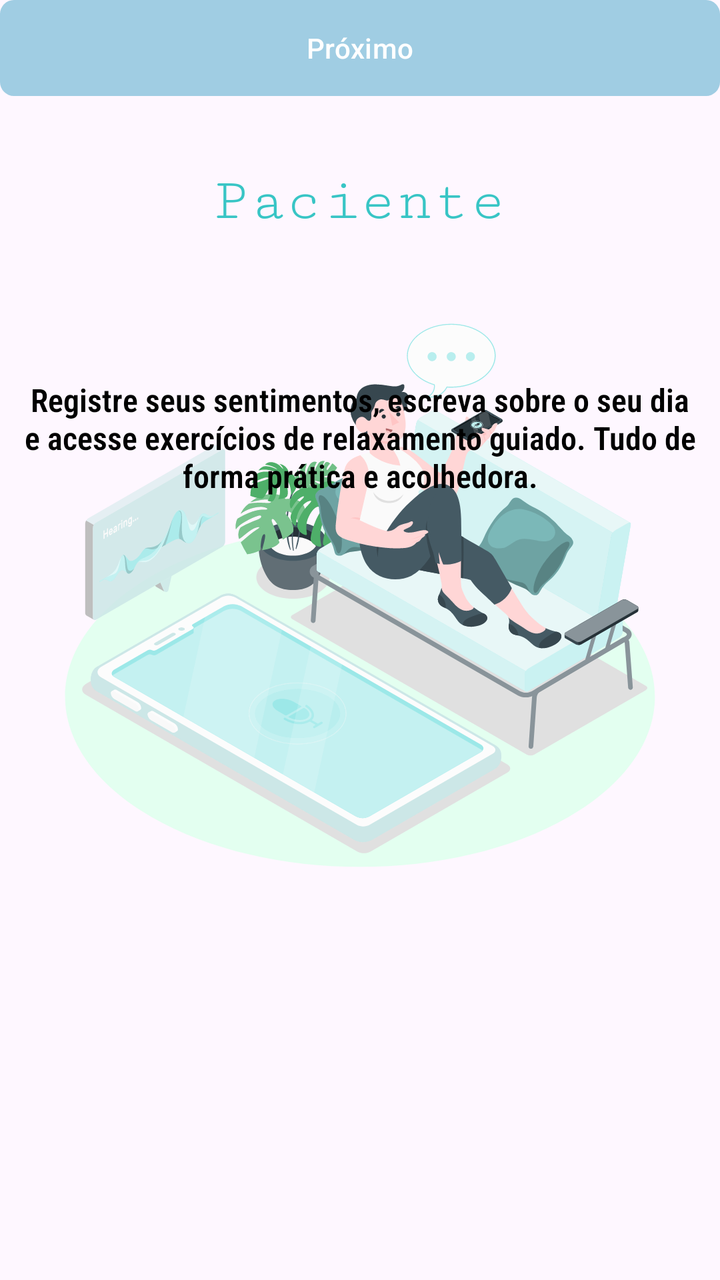
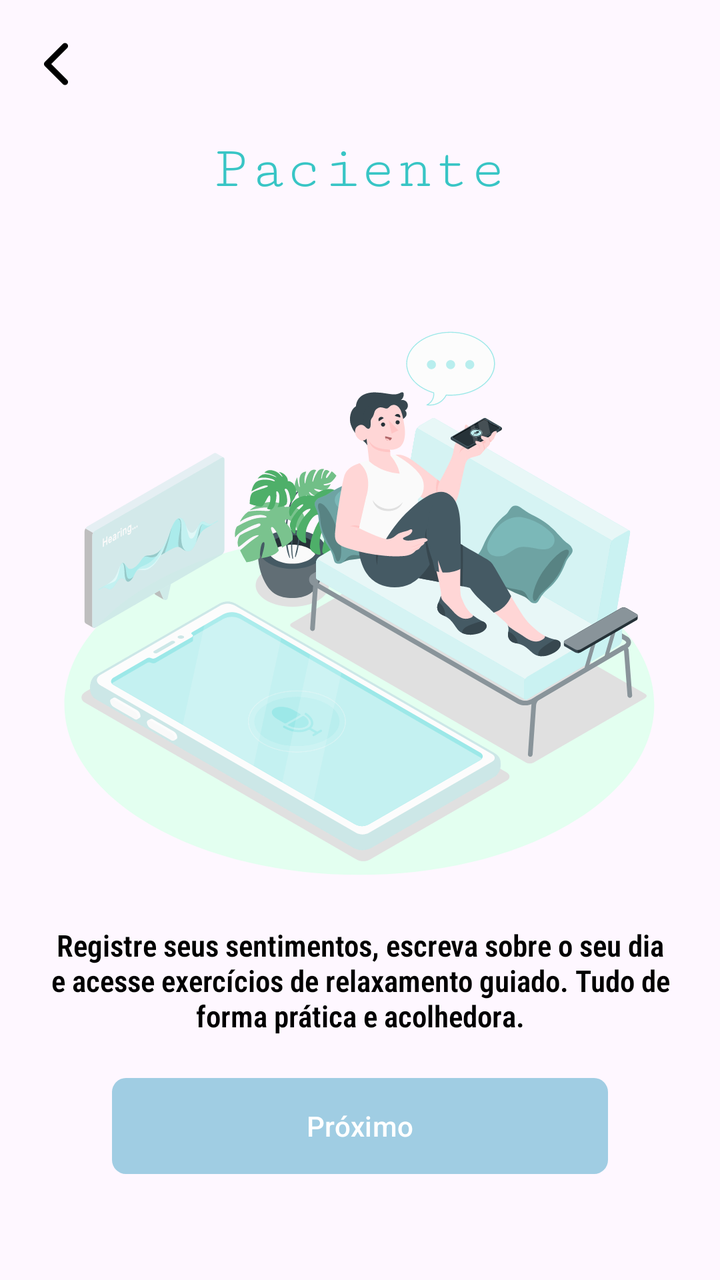

The first picture is an Android layout as it rendered before a commit; the second is the same layout after the commit. The layout source and the unified diff follow.
<!-- AndroidManifest.xml: application theme Theme.Atividade4 -->
<!-- res/layout/fragment_intro_paciente.xml -->
<?xml version="1.0" encoding="utf-8"?>
<androidx.constraintlayout.widget.ConstraintLayout
    xmlns:android="http://schemas.android.com/apk/res/android"
    xmlns:app="http://schemas.android.com/apk/res-auto"
    xmlns:tools="http://schemas.android.com/tools"
    android:layout_width="match_parent"
    android:layout_height="match_parent"
    tools:context=".introducao.FragmentIntroPaciente">


    <com.google.android.material.appbar.MaterialToolbar
        android:id="@+id/toolbar"
        android:layout_width="match_parent"
        android:layout_height="wrap_content"
        app:layout_constraintEnd_toEndOf="parent"
        app:layout_constraintStart_toStartOf="parent"
        app:layout_constraintTop_toTopOf="parent"
        app:navigationIcon="@drawable/ic_back">
    </com.google.android.material.appbar.MaterialToolbar>


    <TextView
        android:id="@+id/titulo_paciente"
        android:layout_width="wrap_content"
        android:layout_height="wrap_content"
        android:layout_gravity="center_horizontal"
        android:fontFamily="serif-monospace"
        android:text="@string/titulo_intro_paciente"
        android:textColor="#38C5C5"
        android:textSize="30dp"
        android:layout_margin="20dp"
        app:layout_constraintStart_toStartOf="parent"
        app:layout_constraintEnd_toEndOf="parent"
        app:layout_constraintTop_toBottomOf="@+id/toolbar"/>

    <ImageView
        android:id="@+id/intro_paciente"
        android:layout_width="wrap_content"
        android:layout_height="wrap_content"
        android:src="@drawable/intro_paciente"
        android:layout_margin="20dp"
        app:layout_constraintEnd_toEndOf="parent"
        app:layout_constraintStart_toStartOf="parent"
        app:layout_constraintTop_toBottomOf="@+id/titulo_paciente" />


    <TextView
        android:id="@+id/txtMensagem"
        android:layout_width="wrap_content"
        android:layout_height="wrap_content"
        android:fontFamily="sans-serif-condensed-light"
        android:text="@string/txt_intro_paciente"
        android:textAlignment="center"
        android:textColor="@color/black"
        android:textSize="16sp"
        android:textStyle="bold"
        android:layout_margin="20dp"
        app:layout_constraintBottom_toTopOf="@+id/buttonProximo"
        app:layout_constraintEnd_toEndOf="parent"
        app:layout_constraintStart_toStartOf="parent"
        app:layout_constraintTop_toBottomOf="@+id/intro_paciente" />

    <com.google.android.material.button.MaterialButton
        android:id="@+id/buttonProximo"
        android:layout_width="match_parent"
        android:layout_height="wrap_content"
        android:background="@drawable/bg_btn"
        android:backgroundTint="#9CE8E8"
        android:text="@string/btn_intro"
        app:layout_constraintEnd_toEndOf="parent"
        app:layout_constraintStart_toStartOf="parent"
        app:layout_constraintTop_toBottomOf=""
        tools:layout_editor_absoluteY="636dp" />


</androidx.constraintlayout.widget.ConstraintLayout>
<!-- resources referenced by this layout -->
<resources>
  <color name="black">#FF000000</color>
  <!-- drawable bg_btn (drawable) -->
  <?xml version="1.0" encoding="utf-8"?>
  <shape xmlns:android="http://schemas.android.com/apk/res/android"
      android:shape="rectangle">
  
      <solid android:color="@color/black"/>
      <corners android:radius="7dp"/>
    
  </shape>
  <!-- drawable ic_back (drawable) -->
  <vector xmlns:android="http://schemas.android.com/apk/res/android" android:height="24dp" android:viewportHeight="16" android:viewportWidth="16" android:width="24dp">
        
      <path android:fillColor="#000000" android:pathData="m12,2c0,-0.266 -0.105,-0.52 -0.293,-0.707c-0.391,-0.391 -1.023,-0.391 -1.414,0l-6,6c-0.188,0.188 -0.293,0.441 -0.293,0.707s0.105,0.52 0.293,0.707l6,6c0.391,0.391 1.023,0.391 1.414,0c0.188,-0.188 0.293,-0.441 0.293,-0.707s-0.105,-0.52 -0.293,-0.707l-5.293,-5.293l5.293,-5.293c0.188,-0.188 0.293,-0.441 0.293,-0.707zM12,2"/>
      
  </vector>
  <!-- drawable intro_paciente: vector/xml drawable (drawable, 96076 chars, omitted) -->
  <string name="btn_intro">Próximo</string>
  <string name="titulo_intro_paciente">Paciente </string>
  <string name="txt_intro_paciente">Registre seus sentimentos, escreva sobre o seu dia e acesse exercícios de relaxamento guiado. Tudo de forma prática e acolhedora.</string>
  <style name="Theme.Atividade4" parent="Base.Theme.Atividade4" />
  <style name="Base.Theme.Atividade4" parent="Theme.Material3.DayNight.NoActionBar">
  
          <item name="colorPrimary">@color/colorPrimary</item>
          <item name="colorAccent">@color/color_details</item>
  
      </style>
  <color name="colorPrimary">#A0CDE3</color>
  <color name="color_details">#A0CDE3</color>
</resources>

<!-- the commit's change to res/layout/fragment_intro_paciente.xml (unified diff, before → after) -->
@@ -5,72 +5,93 @@
     xmlns:tools="http://schemas.android.com/tools"
     android:layout_width="match_parent"
     android:layout_height="match_parent"
-    tools:context=".introducao.FragmentIntroPaciente">
+    tools:context=".introducao.FragmentIntroProfissional">
 
+    <LinearLayout
+        android:id="@+id/linearLayout2"
+        android:layout_width="match_parent"
+        android:layout_height="wrap_content"
+        android:orientation="vertical"
+        app:layout_constraintBottom_toBottomOf="parent"
+        app:layout_constraintTop_toTopOf="parent">
+
+        <androidx.constraintlayout.widget.ConstraintLayout
+            android:layout_width="match_parent"
+            android:layout_height="551dp"
+            android:layout_marginTop="15dp"
+            android:padding="16dp">
+
+
+            <com.google.android.material.button.MaterialButton
+                android:id="@+id/buttonProximo"
+                android:layout_width="match_parent"
+                android:layout_height="wrap_content"
+                android:backgroundTint="#169EB0"
+                android:text="@string/btn_intro"
+                android:background="@drawable/bg_btn"
+                android:layout_marginStart="40dp"
+                android:layout_marginEnd="40dp"
+                app:layout_constraintBottom_toBottomOf="parent"
+                app:layout_constraintEnd_toEndOf="parent"
+                app:layout_constraintHorizontal_bias="0.0"
+                app:layout_constraintStart_toStartOf="parent"
+                app:layout_editor_absoluteX="16dp"
+                app:layout_editor_absoluteY="221dp" />
+
+            <TextView
+                android:id="@+id/titulo_paciente"
+                android:layout_width="wrap_content"
+                android:layout_height="wrap_content"
+                android:layout_gravity="center_horizontal"
+                android:fontFamily="serif-monospace"
+                android:text="@string/titulo_intro_paciente"
+                android:textColor="#38C5C5"
+                android:textSize="30dp"
+                app:layout_constraintEnd_toEndOf="parent"
+                app:layout_constraintStart_toStartOf="parent"
+                app:layout_constraintTop_toTopOf="parent" />
+
+            <ImageView
+                android:id="@+id/intro_paciente"
+                android:layout_width="wrap_content"
+                android:layout_height="wrap_content"
+                android:layout_marginTop="40dp"
+                android:src="@drawable/intro_paciente"
+                app:layout_constraintEnd_toEndOf="parent"
+                app:layout_constraintHorizontal_bias="0.493"
+                app:layout_constraintStart_toStartOf="parent"
+                app:layout_constraintTop_toBottomOf="@+id/titulo_paciente" />
+
+            <TextView
+                android:layout_width="wrap_content"
+                android:layout_height="wrap_content"
+                android:fontFamily="sans-serif-condensed-light"
+                android:text="@string/txt_intro_paciente"
+                android:textAlignment="center"
+                android:textColor="@color/black"
+                android:textSize="15sp"
+                android:textStyle="bold"
+                app:layout_constraintBottom_toTopOf="@+id/buttonProximo"
+                app:layout_constraintEnd_toEndOf="parent"
+                app:layout_constraintStart_toStartOf="parent"
+                app:layout_constraintTop_toBottomOf="@+id/intro_paciente" />
+
+
+        </androidx.constraintlayout.widget.ConstraintLayout>
+    </LinearLayout>
 
     <com.google.android.material.appbar.MaterialToolbar
         android:id="@+id/toolbar"
         android:layout_width="match_parent"
         android:layout_height="wrap_content"
+        android:paddingTop="0dp"
         app:layout_constraintEnd_toEndOf="parent"
         app:layout_constraintStart_toStartOf="parent"
         app:layout_constraintTop_toTopOf="parent"
         app:navigationIcon="@drawable/ic_back">
+
+
     </com.google.android.material.appbar.MaterialToolbar>
 
 
-    <TextView
-        android:id="@+id/titulo_paciente"
-        android:layout_width="wrap_content"
-        android:layout_height="wrap_content"
-        android:layout_gravity="center_horizontal"
-        android:fontFamily="serif-monospace"
-        android:text="@string/titulo_intro_paciente"
-        android:textColor="#38C5C5"
-        android:textSize="30dp"
-        android:layout_margin="20dp"
-        app:layout_constraintStart_toStartOf="parent"
-        app:layout_constraintEnd_toEndOf="parent"
-        app:layout_constraintTop_toBottomOf="@+id/toolbar"/>
-
-    <ImageView
-        android:id="@+id/intro_paciente"
-        android:layout_width="wrap_content"
-        android:layout_height="wrap_content"
-        android:src="@drawable/intro_paciente"
-        android:layout_margin="20dp"
-        app:layout_constraintEnd_toEndOf="parent"
-        app:layout_constraintStart_toStartOf="parent"
-        app:layout_constraintTop_toBottomOf="@+id/titulo_paciente" />
-
-
-    <TextView
-        android:id="@+id/txtMensagem"
-        android:layout_width="wrap_content"
-        android:layout_height="wrap_content"
-        android:fontFamily="sans-serif-condensed-light"
-        android:text="@string/txt_intro_paciente"
-        android:textAlignment="center"
-        android:textColor="@color/black"
-        android:textSize="16sp"
-        android:textStyle="bold"
-        android:layout_margin="20dp"
-        app:layout_constraintBottom_toTopOf="@+id/buttonProximo"
-        app:layout_constraintEnd_toEndOf="parent"
-        app:layout_constraintStart_toStartOf="parent"
-        app:layout_constraintTop_toBottomOf="@+id/intro_paciente" />
-
-    <com.google.android.material.button.MaterialButton
-        android:id="@+id/buttonProximo"
-        android:layout_width="match_parent"
-        android:layout_height="wrap_content"
-        android:background="@drawable/bg_btn"
-        android:backgroundTint="#9CE8E8"
-        android:text="@string/btn_intro"
-        app:layout_constraintEnd_toEndOf="parent"
-        app:layout_constraintStart_toStartOf="parent"
-        app:layout_constraintTop_toBottomOf=""
-        tools:layout_editor_absoluteY="636dp" />
-
-
 </androidx.constraintlayout.widget.ConstraintLayout>
